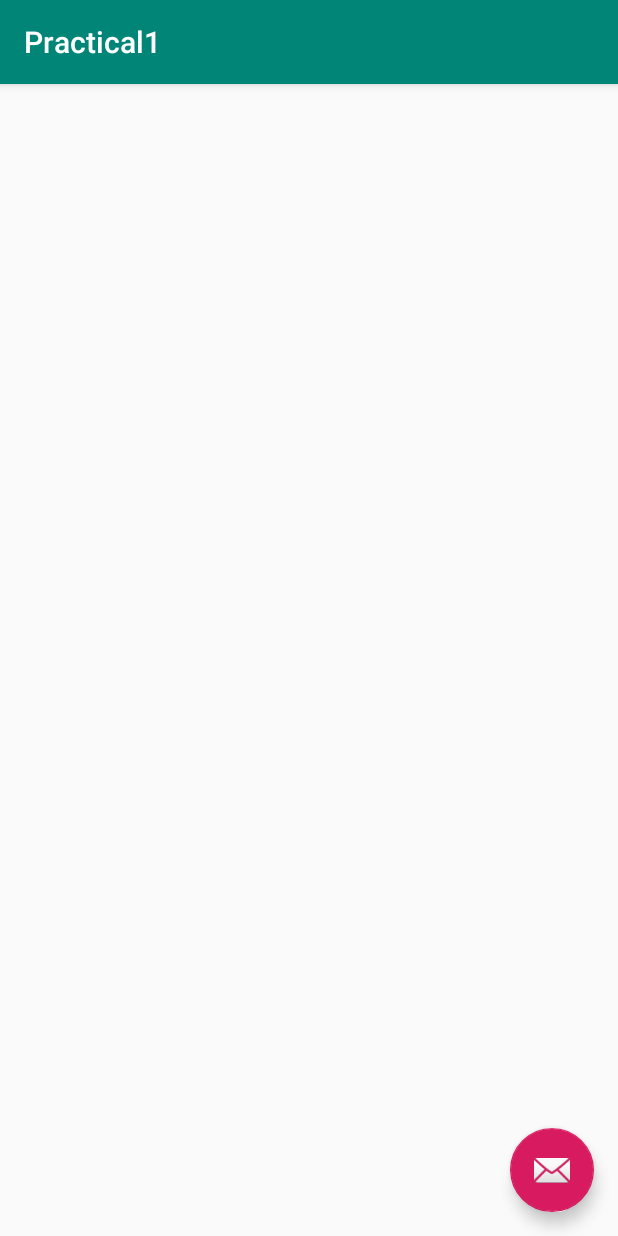
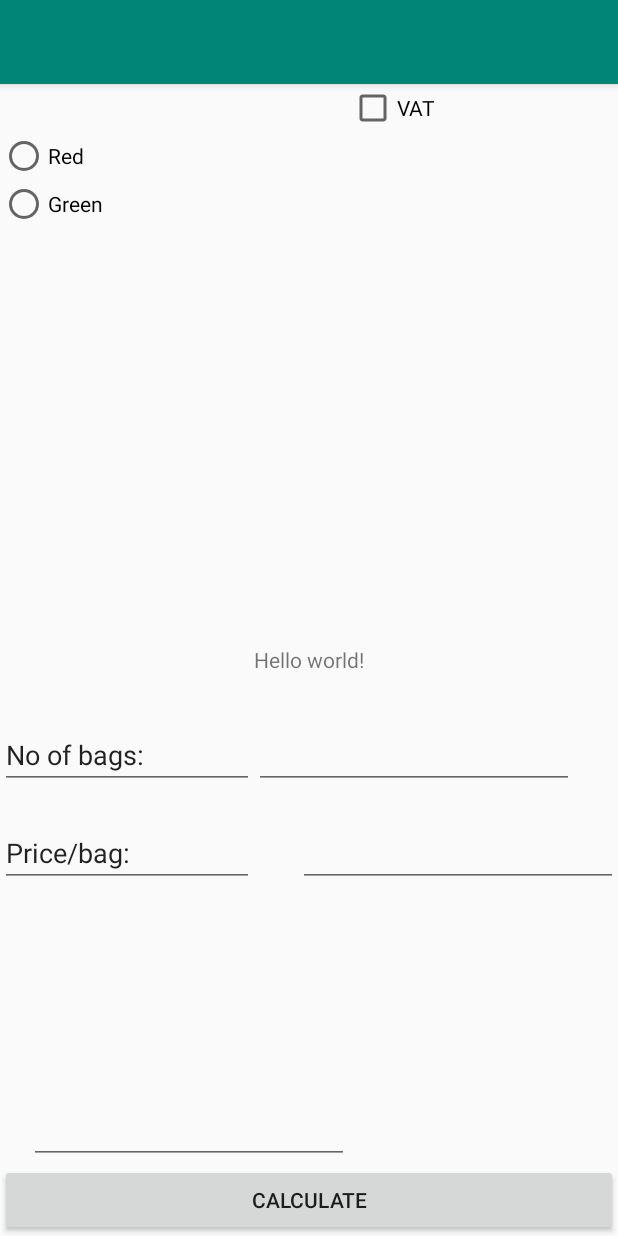
Before and after one commit to aundrae/COMP3606-Practical-7, an Android app: the Practical1 screen opened directly, with no data from a screen before it, on a phone screen of 412 x 824 dp. Run offline under Robolectric (Android 15) with nearby library versions, the phone set to English and light mode, and no system bars.

Commit message:
Practical 1 Added and Entire Practical Completed

```diff
--- a/app/src/main/java/com/example/justi/practical7/MainActivity.java
+++ b/app/src/main/java/com/example/justi/practical7/MainActivity.java
@@ -35,7 +35,7 @@ public class MainActivity extends AppCompatActivity {
         @Override
         public void onClick(View view) {
             if(view == p1){
-
+                startActivity(new Intent(getApplicationContext(),Practical1.class));
             }
             if(view == p2){
                 startActivity(new Intent(getApplicationContext(),Practical2.class));
--- a/app/src/main/java/com/example/justi/practical7/Practical1.java
+++ b/app/src/main/java/com/example/justi/practical7/Practical1.java
@@ -1,29 +1,202 @@
 package com.example.justi.practical7;
 
 import android.os.Bundle;
-import android.support.design.widget.FloatingActionButton;
-import android.support.design.widget.Snackbar;
-import android.support.v7.app.AppCompatActivity;
-import android.support.v7.widget.Toolbar;
+
+import android.app.Activity;
+
+import android.content.Context;
+
+import android.util.Log;
+
+import android.view.Menu;
+
 import android.view.View;
 
-public class Practical1 extends AppCompatActivity {
+import android.widget.Button;
+
+import android.widget.RadioButton;
+
+import android.widget.RadioGroup;
+
+import android.widget.CompoundButton;
+
+import android.widget.CheckBox;
+
+import android.widget.EditText;
+
+import android.widget.TextView;
+
+import android.widget.Toast;
+
+
+public class Practical1 extends Activity {
+
+    private Button myButton;
+
+    private RadioButton radio1, radio2;
+
+    private CheckBox check;
+
+    private TextView view;
+
+    private EditText text;
+    private double vat=0,price=0;
 
     @Override
+
     protected void onCreate(Bundle savedInstanceState) {
+
         super.onCreate(savedInstanceState);
+
         setContentView(R.layout.activity_practical1);
-        Toolbar toolbar = (Toolbar) findViewById(R.id.toolbar);
-        setSupportActionBar(toolbar);
 
-        FloatingActionButton fab = (FloatingActionButton) findViewById(R.id.fab);
-        fab.setOnClickListener(new View.OnClickListener() {
-            @Override
-            public void onClick(View view) {
-                Snackbar.make(view, "Replace with your own action", Snackbar.LENGTH_LONG)
-                        .setAction("Action", null).show();
+
+        myButton = (Button) findViewById(R.id.button1);
+
+        view=findViewById(R.id.textView1);
+
+        text=findViewById(R.id.EditText02);
+
+        radio1 = (RadioButton) findViewById(R.id.radioButton);
+
+        radio2 = (RadioButton) findViewById(R.id.radioButton2);
+
+        check = (CheckBox) findViewById(R.id.checkBox);
+
+
+        myButton.setOnClickListener(new Button_Clicker());
+
+        radio1.setOnClickListener(new Button_Clicker());
+
+        radio2.setOnClickListener(new Button_Clicker());
+
+
+        check = (CheckBox) findViewById(R.id.checkBox);
+
+        check.setOnCheckedChangeListener(new CompoundButton.OnCheckedChangeListener() {
+
+            public void onCheckedChanged(CompoundButton buttonView, boolean isChecked) {
+
+                Log.d("MyApp", "Check box selected");
+                if(isChecked)
+                    vat=0.15;
+                else
+                    vat=0;
             }
+
         });
+
+//**
+
     }
 
+
+    class Button_Clicker implements Button.OnClickListener
+
+    {
+
+        @Override
+
+        public void onClick(View v) {
+
+
+            if (v == myButton)
+
+            {
+
+                myButton.setText("Clicked!");
+
+                doCalculations();
+
+                Log.d("MyApp", "I am here");
+
+            } else if (v == radio1){
+                view.setText("Red");
+                price=5;
+                text.setText(Double.toString(price));
+            }
+
+            else if (v == radio2){
+                view.setText("Green");
+                price=10;
+                text.setText(Double.toString(price));
+            }
+
+                Log.d("MyApp", "radio2 clicked");
+
+
+        }
+
+    }
+
+
+    public void doCalculations() {
+
+        //TextView tv = (TextView)findViewById(R.id.textView1);
+
+        Context context = getApplicationContext();
+
+        CharSequence text = "In doCalculations()";
+
+        int duration = Toast.LENGTH_SHORT;
+
+        Toast toast = Toast.makeText(context, text, duration);
+
+        toast.show();
+
+
+        //String text1="";
+
+        EditText mEdit;
+
+
+        mEdit = (EditText) findViewById(R.id.EditText01);
+
+        int quantity = Integer.parseInt(mEdit.getText().toString());
+
+        mEdit = (EditText) findViewById(R.id.EditText02);
+
+        double price = Double.parseDouble(mEdit.getText().toString());
+
+        double cost = price * quantity + (vat*(price*quantity));
+
+
+        mEdit = (EditText) findViewById(R.id.EditText03);
+
+        mEdit.setText(cost + "");
+
+    }
+
+
+    @Override
+
+    public boolean onCreateOptionsMenu(Menu menu) {
+
+        // Inflate the menu; this adds items to the action bar if it is present.
+
+        //getMenuInflater().inflate(R.menu.activity_main, menu);
+
+        return true;
+
+    }
+
+
 }
+
+/*
+
+Some logcat output:
+
+02-08 23:02:44.578    1008-1008/com.example.hellofirst D/MyAppÃ¯Â¹â€¢ radio2 clicked
+
+02-08 23:02:46.495    1008-1008/com.example.hellofirst D/MyAppÃ¯Â¹â€¢ radio1 clicked
+
+02-08 23:02:49.826    1008-1008/com.example.hellofirst D/MyAppÃ¯Â¹â€¢ Check box selected
+
+02-08 23:03:15.575    1008-1008/com.example.hellofirst D/MyAppÃ¯Â¹â€¢ I am here
+
+
+
+
+
+*/
--- a/app/src/main/res/layout/activity_practical1.xml
+++ b/app/src/main/res/layout/activity_practical1.xml
@@ -22,12 +22,5 @@
 
     <include layout="@layout/content_practical1" />
 
-    <android.support.design.widget.FloatingActionButton
-        android:id="@+id/fab"
-        android:layout_width="wrap_content"
-        android:layout_height="wrap_content"
-        android:layout_gravity="bottom|end"
-        android:layout_margin="@dimen/fab_margin"
-        app:srcCompat="@android:drawable/ic_dialog_email" />
 
 </android.support.design.widget.CoordinatorLayout>
--- a/app/src/main/res/layout/content_practical1.xml
+++ b/app/src/main/res/layout/content_practical1.xml
@@ -1,5 +1,4 @@
-<?xml version="1.0" encoding="utf-8"?>
-<android.support.constraint.ConstraintLayout xmlns:android="http://schemas.android.com/apk/res/android"
+<RelativeLayout xmlns:android="http://schemas.android.com/apk/res/android"
     xmlns:app="http://schemas.android.com/apk/res-auto"
     xmlns:tools="http://schemas.android.com/tools"
     android:layout_width="match_parent"
@@ -8,4 +7,229 @@
     tools:context=".Practical1"
     tools:showIn="@layout/activity_practical1">
 
-</android.support.constraint.ConstraintLayout>
+
+    <TextView
+
+        android:id="@+id/textView1"
+
+        android:layout_width="wrap_content"
+
+        android:layout_height="wrap_content"
+
+        android:layout_centerHorizontal="true"
+
+        android:layout_centerVertical="true"
+
+        android:text="@string/hello_world" />
+
+
+    <EditText
+
+        android:id="@+id/editText2"
+
+        android:layout_width="wrap_content"
+
+        android:layout_height="wrap_content"
+
+        android:layout_below="@+id/editText1"
+
+        android:layout_alignLeft="@+id/editText1"
+
+        android:layout_marginTop="20dp"
+
+        android:layout_toLeftOf="@+id/EditText01"
+
+        android:ems="10"
+
+        android:inputType="numberDecimal"
+
+        android:text="Price/bag:" />
+
+
+    <EditText
+
+        android:id="@+id/editText1"
+
+        android:layout_width="wrap_content"
+
+        android:layout_height="wrap_content"
+
+        android:layout_below="@+id/textView1"
+
+        android:layout_marginTop="31dp"
+
+        android:layout_toLeftOf="@+id/textView1"
+
+        android:ems="10"
+
+        android:inputType="number"
+
+        android:text="No of bags:" />
+
+
+    <EditText
+
+        android:id="@+id/editText3"
+
+        android:layout_width="wrap_content"
+
+        android:layout_height="wrap_content"
+
+        android:layout_above="@+id/button1"
+
+        android:layout_alignLeft="@+id/editText1"
+
+        android:layout_toLeftOf="@+id/button1"
+
+        android:editable="true"
+
+        android:ems="10"
+
+        android:inputType="numberDecimal"
+
+        android:text="Total Cost:">
+
+
+        <requestFocus />
+
+    </EditText>
+
+
+    <Button
+
+        android:id="@+id/button1"
+
+        android:layout_width="match_parent"
+
+        android:layout_height="wrap_content"
+
+        android:layout_alignParentBottom="true"
+
+        android:layout_centerHorizontal="true"
+
+        android:text="Calculate" />
+
+
+    <EditText
+
+        android:id="@+id/EditText01"
+
+        android:layout_width="wrap_content"
+
+        android:layout_height="wrap_content"
+
+        android:layout_below="@+id/textView1"
+
+        android:layout_alignLeft="@+id/textView1"
+
+        android:layout_marginTop="31dp"
+
+        android:ems="10"
+
+        android:inputType="number" />
+
+
+    <EditText
+
+        android:id="@+id/EditText02"
+
+        android:layout_width="wrap_content"
+
+        android:layout_height="wrap_content"
+
+        android:layout_alignBaseline="@+id/editText2"
+
+        android:layout_alignBottom="@+id/editText2"
+
+        android:layout_alignParentRight="true"
+
+        android:ems="10"
+        android:editable="false"/>
+
+
+    <EditText
+
+        android:id="@+id/EditText03"
+
+        android:layout_width="wrap_content"
+
+        android:layout_height="wrap_content"
+
+        android:layout_above="@+id/button1"
+
+        android:layout_alignLeft="@+id/button1"
+
+        android:layout_marginLeft="19dp"
+
+        android:editable="false"
+
+        android:ems="10"
+
+        android:inputType="numberDecimal" />
+
+
+    <CheckBox
+
+        android:id="@+id/checkBox"
+
+        android:layout_width="wrap_content"
+
+        android:layout_height="wrap_content"
+
+        android:layout_alignParentTop="true"
+
+        android:layout_toEndOf="@+id/EditText03"
+
+        android:layout_toRightOf="@+id/EditText03"
+
+        android:text="VAT" />
+
+
+    <RadioGroup
+
+        android:id="@+id/radioGroup"
+
+        android:layout_width="fill_parent"
+
+        android:layout_height="fill_parent"
+
+        android:layout_above="@+id/textView1"
+
+        android:layout_below="@+id/checkBox"
+
+        android:layout_alignParentStart="true"
+
+        android:layout_alignParentLeft="true"
+
+        android:layout_gravity="center"
+
+        android:layout_toStartOf="@+id/EditText02"
+
+        android:layout_toLeftOf="@+id/EditText02">
+
+
+        <RadioButton
+
+            android:id="@+id/radioButton"
+
+            android:layout_width="wrap_content"
+
+            android:layout_height="wrap_content"
+
+            android:text="Red" />
+
+
+        <RadioButton
+
+            android:id="@+id/radioButton2"
+
+            android:layout_width="wrap_content"
+
+            android:layout_height="wrap_content"
+
+            android:text="Green" />
+
+    </RadioGroup>
+
+
+</RelativeLayout>
```
Also changed, not shown: app/src/main/res/layout/activity_practical3.xml (+0 -7 lines), app/src/main/res/layout/activity_practical4.xml (+1 -7 lines), app/src/main/res/layout/activity_practical6_receiver.xml (+1 -7 lines).
